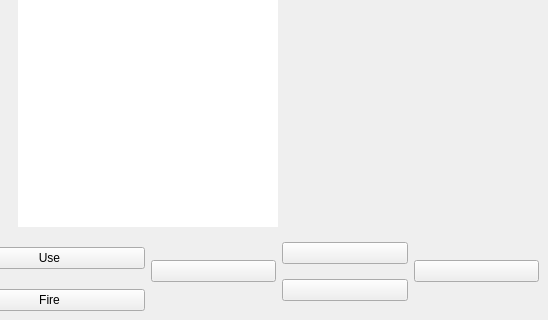
Old version of the form doom-qt/mainwindow.ui in the repository Szybet/doomgeneric-rs-inkbox; both pictures show x 252 to 800 and y 280 to 600 of the 800 by 600 pixel window.
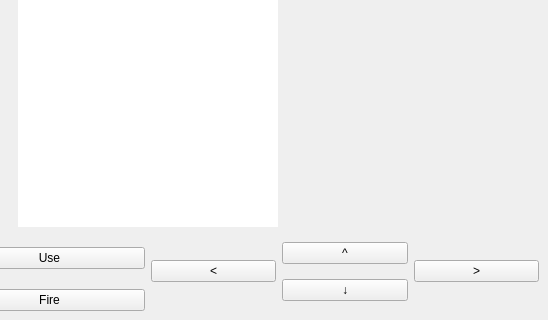
New version of the form.

```diff
--- a/doom-qt/mainwindow.ui
+++ b/doom-qt/mainwindow.ui
@@ -113,28 +113,28 @@
         <item row="1" column="1">
          <widget class="QPushButton" name="downButton">
           <property name="text">
-           <string/>
+           <string>↓</string>
           </property>
          </widget>
         </item>
         <item row="0" column="0" rowspan="2">
          <widget class="QPushButton" name="leftButton">
           <property name="text">
-           <string/>
+           <string>&lt;</string>
           </property>
          </widget>
         </item>
         <item row="0" column="1">
          <widget class="QPushButton" name="upButton">
           <property name="text">
-           <string/>
+           <string>^</string>
           </property>
          </widget>
         </item>
         <item row="0" column="2" rowspan="2">
          <widget class="QPushButton" name="rightButton">
           <property name="text">
-           <string/>
+           <string>&gt;</string>
           </property>
          </widget>
         </item>
```
